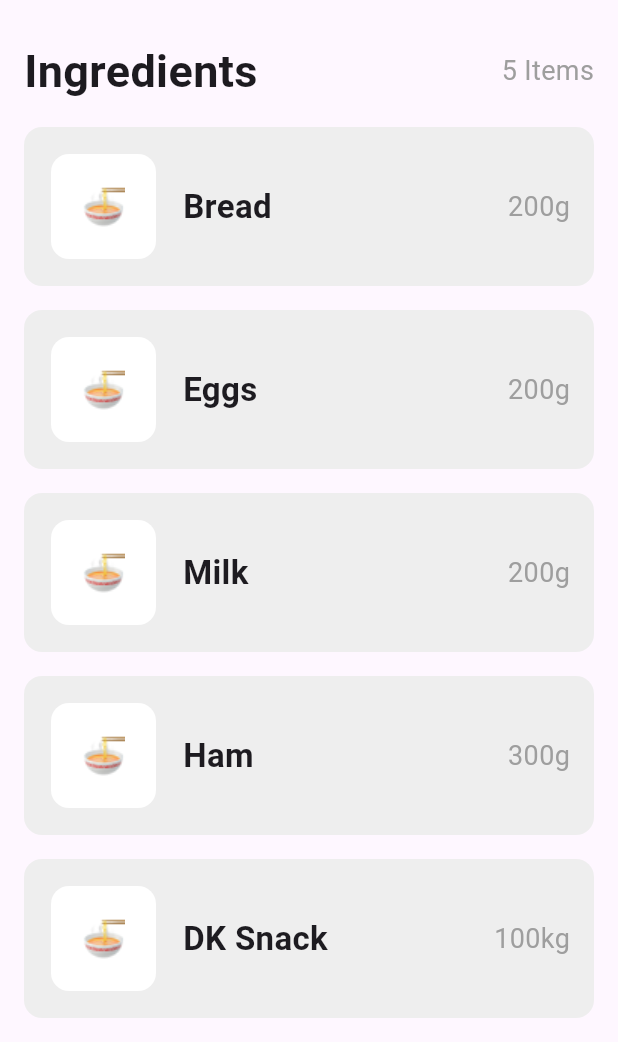
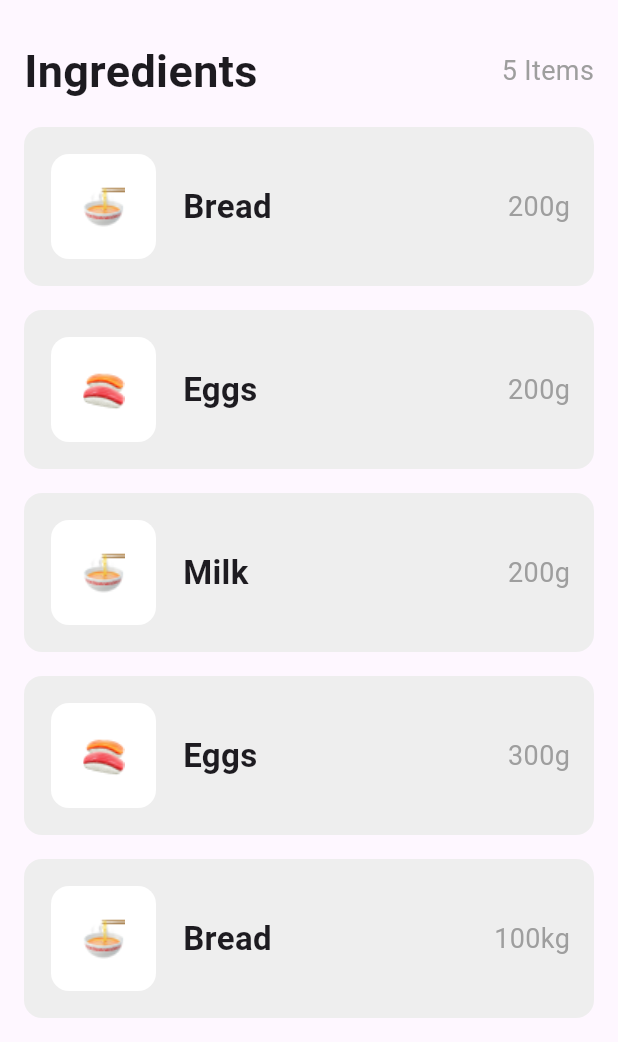
Before and after one commit to davidakabogu/flutterfoodrecipe, a Flutter app: the screen it shows after launch, scrolled down 404 dp, on a phone screen of 412 x 824 dp, the part 194-1236 px from its top. Run offline on Flutter 3.47's test engine with Material 3 defaults, Android fonts, the phone set to English and light mode, and no system bars.

Commit message:
mapping ingredient images

```diff
--- a/foodrecipe/lib/main.dart
+++ b/foodrecipe/lib/main.dart
@@ -45,7 +45,7 @@ class HomePage extends StatelessWidget {
                 image: 'assets/images/unsplash_Ij24Uq1sMwM.png',
               ),
               IngredientsSection(
-                ingredients: ['Bread', 'Eggs', 'Milk', 'Ham', 'DK Snack'],
+                ingredients: ['Bread', 'Eggs', 'Milk', 'Eggs', 'Bread'],
                 ingredientWeights: ['200g', '200g', '200g', '300g', '100kg'],
               ),
             ],
@@ -323,6 +323,14 @@ class IngredientsSection extends StatelessWidget {
   final List<String> ingredients;
   final List<String> ingredientWeights;
 
+  // Map each ingredient to its corresponding image asset
+  static Map<String, String> ingredientImages = {
+    'Bread': 'assets/images/🍜.png',
+    'Eggs': 'assets/images/🍣.png',
+    'Milk': 'assets/images/🍜.png',
+    // Add more mappings for other ingredients as needed
+  };
+
   @override
   Widget build(BuildContext context) {
     return Column(
@@ -348,6 +356,10 @@ class IngredientsSection extends StatelessWidget {
             shrinkWrap: true,
             itemCount: ingredients.length,
             itemBuilder: (context, index) {
+              final ingredient = ingredients[index];
+              final weight = ingredientWeights[index];
+              final ingredientImage = ingredientImages[ingredient];
+
               return Padding(
                 padding: const EdgeInsets.all(8.0),
                 child: Container(
@@ -367,11 +379,13 @@ class IngredientsSection extends StatelessWidget {
                                 color: Colors.white,
                                 borderRadius: BorderRadius.circular(12.0),
                               ),
-                              child: Image.asset(
-                                'assets/images/🍜.png',
-                                width: 70,
-                                height: 70,
-                              ),
+                              child: ingredientImage != null
+                                  ? Image.asset(
+                                      ingredientImage,
+                                      width: 70,
+                                      height: 70,
+                                    )
+                                  : const Icon(Icons.image),
                             ),
                           ),
                           Text(ingredients[index],
```
